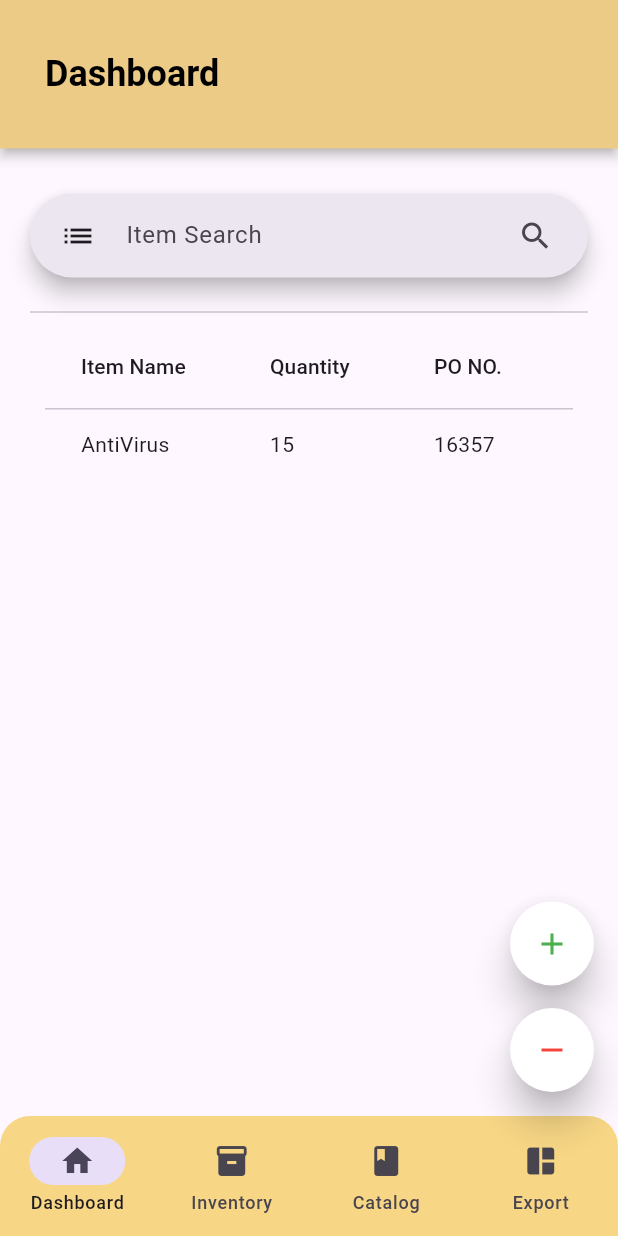
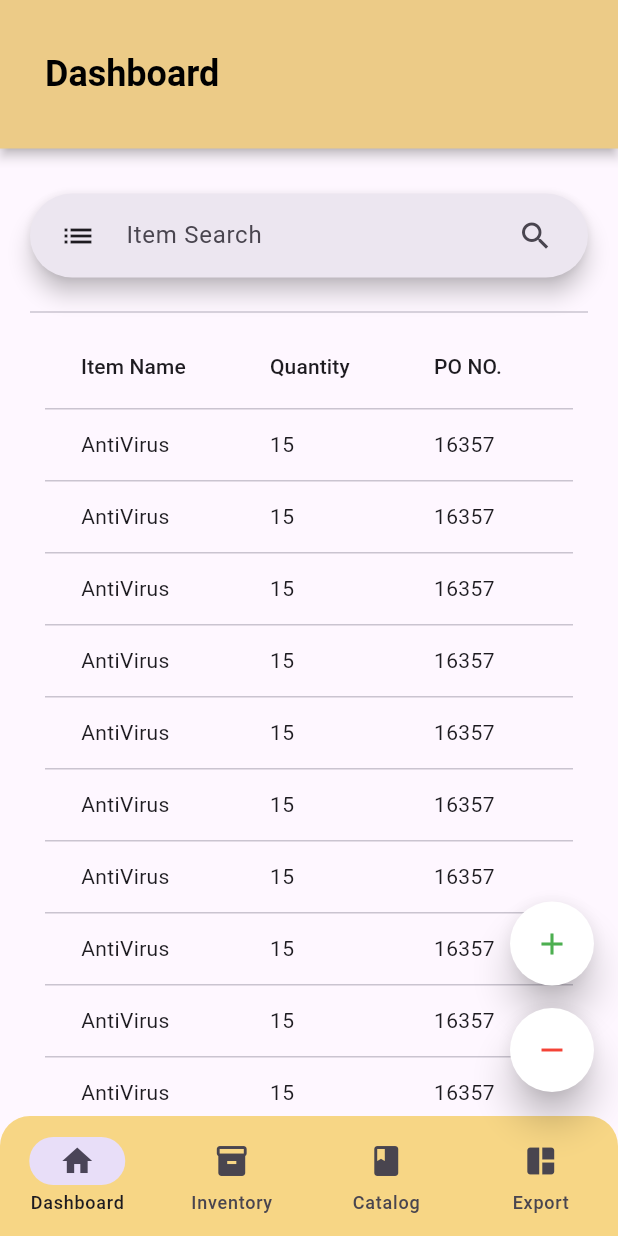
Before and after one commit to MorsHs/mobile-inventory-flutter, a Flutter app: the Catalog screen opened by its route, on a phone screen of 412 x 824 dp. Run offline on Flutter 3.47's test engine with Material 3 defaults, Android fonts, the phone set to English and light mode, and no system bars; our stand-ins replace go_router, supabase_flutter; accounts and stored records are empty.

```diff
--- a/lib/Pages/Item Catalog.dart
+++ b/lib/Pages/Item Catalog.dart
@@ -41,18 +41,19 @@ class _CatalogState extends State<Catalog> {
                       DataColumn(label: Text('PO NO.')),
                       DataColumn(label: Text('PR NO.')),
                       DataColumn(label: Text('ICS NO.')),
-                    ], rows: [
-                    DataRow(cells: [
-                      DataCell(Text("AntiVirus")),
-                      DataCell(Text("15")),
-                      DataCell(Text("16357")),
-                      DataCell(Text("85564")),
-                      DataCell(Text("77885")),
-                    ]),
-
-                  ],),
+                    ], rows: List<DataRow>.generate(
+                    100,(index) => DataRow(cells: [
+                    DataCell(Text("AntiVirus")),
+                    DataCell(Text("15")),
+                    DataCell(Text("16357")),
+                    DataCell(Text("85564")),
+                    DataCell(Text("77885")),
+                  ],
+                  ),
+                  ),
                 ),
-                ]),
+                )],
+            ),
           )
         ],
       ),
```
